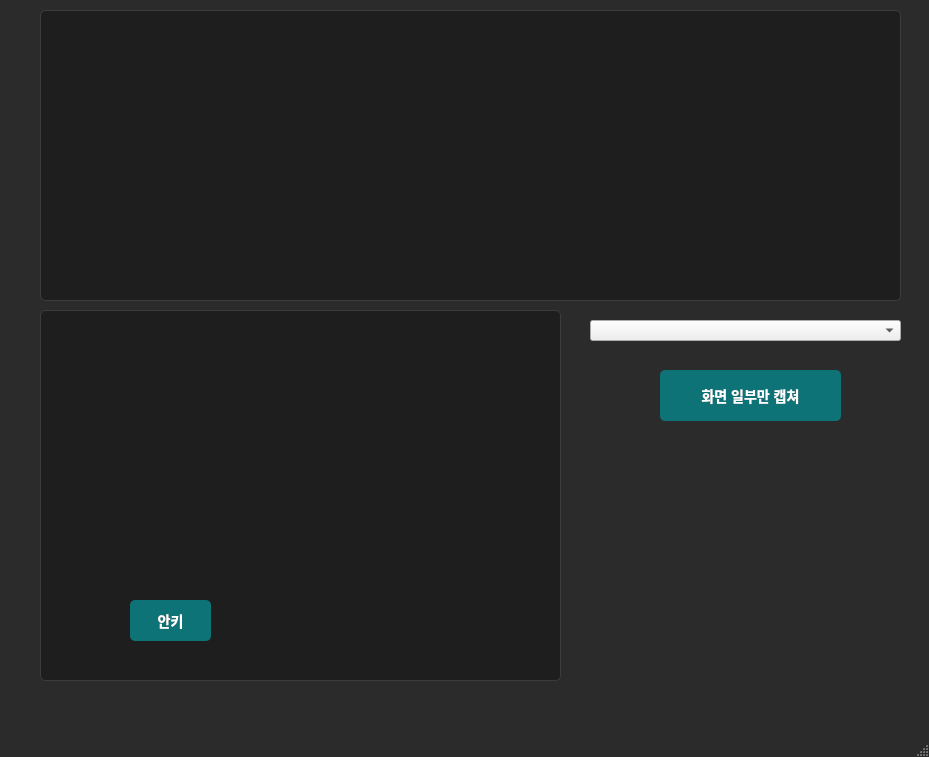
Qt form src/ui/app/app.ui (NoirStar/ToriYomi) before a commit.
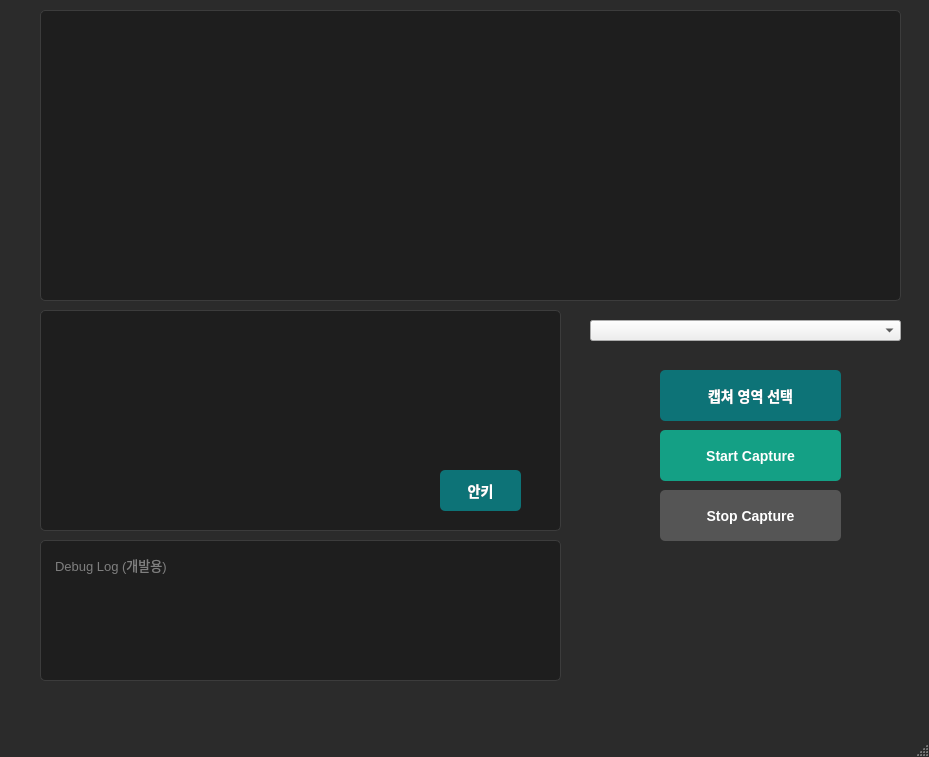
The same form after that commit.

Commit message:
Phase 5-2: 캡처-OCR-토크나이저 파이프라인 및 UI 개선
- 캡처 시작/중지 버튼 및 상태 관리 추가

- OCR 비동기 초기화 (QTimer::singleShot)로 UI 블로킹 방지

- 개발용 타임스탬프 포함 디버그 로그 패널 추가

- sentenceListWidget을 InteractiveSentenceWidget으로 교체/숨김

- 폴링 기반 OCR 결과 처리(100ms)

- 테스트 타깃에서 AUTOMOC/AUTOUIC 비활성화로 빌드 시간 개선

알려진 문제: Tesseract (jpn) 초기화 실패  tessdata 경로 확인 필요

```diff
--- a/src/ui/app/app.ui
+++ b/src/ui/app/app.ui
@@ -134,15 +134,31 @@
       <x>40</x>
       <y>310</y>
       <width>521</width>
-      <height>371</height>
+      <height>221</height>
      </rect>
     </property>
    </widget>
+   <widget class="QTextEdit" name="debugLogTextEdit">
+    <property name="geometry">
+     <rect>
+      <x>40</x>
+      <y>540</y>
+      <width>521</width>
+      <height>141</height>
+     </rect>
+    </property>
+    <property name="readOnly">
+     <bool>true</bool>
+    </property>
+    <property name="placeholderText">
+     <string>Debug Log (개발용)</string>
+    </property>
+   </widget>
    <widget class="QPushButton" name="ankiButton">
     <property name="geometry">
      <rect>
-      <x>130</x>
-      <y>600</y>
+      <x>440</x>
+      <y>470</y>
       <width>81</width>
       <height>41</height>
      </rect>
@@ -171,7 +187,66 @@
      </rect>
     </property>
     <property name="text">
-     <string>화면 일부만 캡쳐</string>
+     <string>캡쳐 영역 선택</string>
+    </property>
+   </widget>
+   <widget class="QPushButton" name="startCaptureButton">
+    <property name="geometry">
+     <rect>
+      <x>660</x>
+      <y>430</y>
+      <width>181</width>
+      <height>51</height>
+     </rect>
+    </property>
+    <property name="styleSheet">
+     <string notr="true">
+      QPushButton {
+        background-color: #14a085;
+        color: white;
+        font-weight: bold;
+      }
+      QPushButton:hover {
+        background-color: #0d7377;
+      }
+      QPushButton:disabled {
+        background-color: #555555;
+      }
+     </string>
+    </property>
+    <property name="text">
+     <string>Start Capture</string>
+    </property>
+   </widget>
+   <widget class="QPushButton" name="stopCaptureButton">
+    <property name="enabled">
+     <bool>false</bool>
+    </property>
+    <property name="geometry">
+     <rect>
+      <x>660</x>
+      <y>490</y>
+      <width>181</width>
+      <height>51</height>
+     </rect>
+    </property>
+    <property name="styleSheet">
+     <string notr="true">
+      QPushButton {
+        background-color: #c0392b;
+        color: white;
+        font-weight: bold;
+      }
+      QPushButton:hover {
+        background-color: #e74c3c;
+      }
+      QPushButton:disabled {
+        background-color: #555555;
+      }
+     </string>
+    </property>
+    <property name="text">
+     <string>Stop Capture</string>
     </property>
    </widget>
   </widget>
```
Left out of the diff: 3 changed lines with no effect on the pictures. The commit also changes 5 other files.
